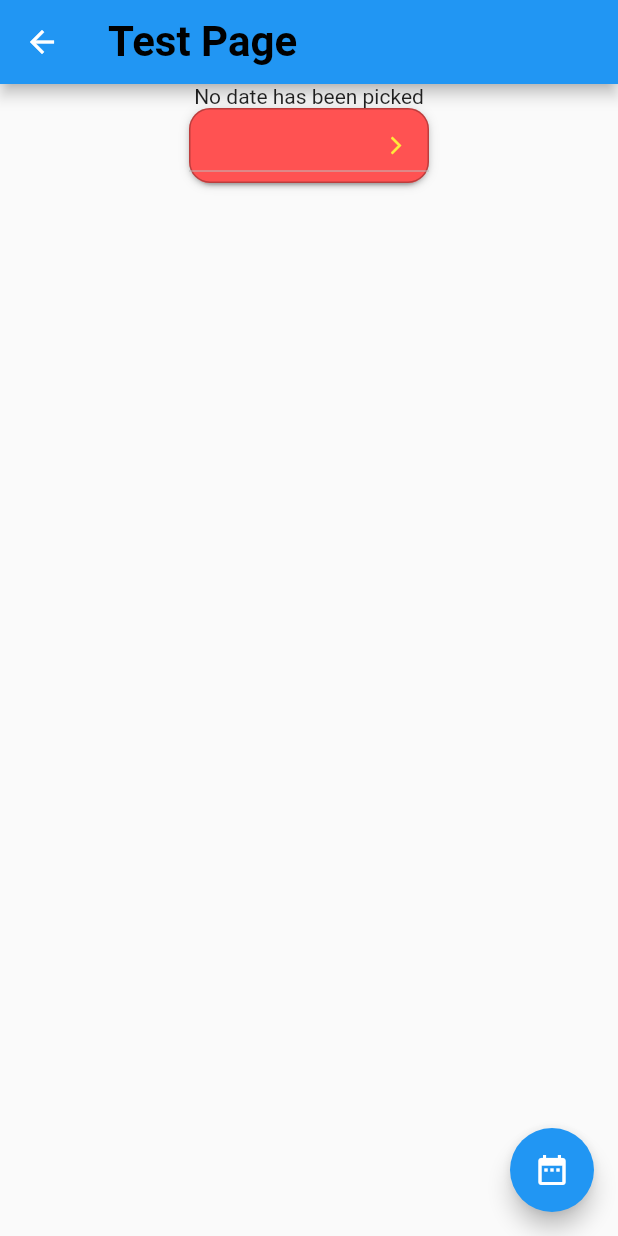
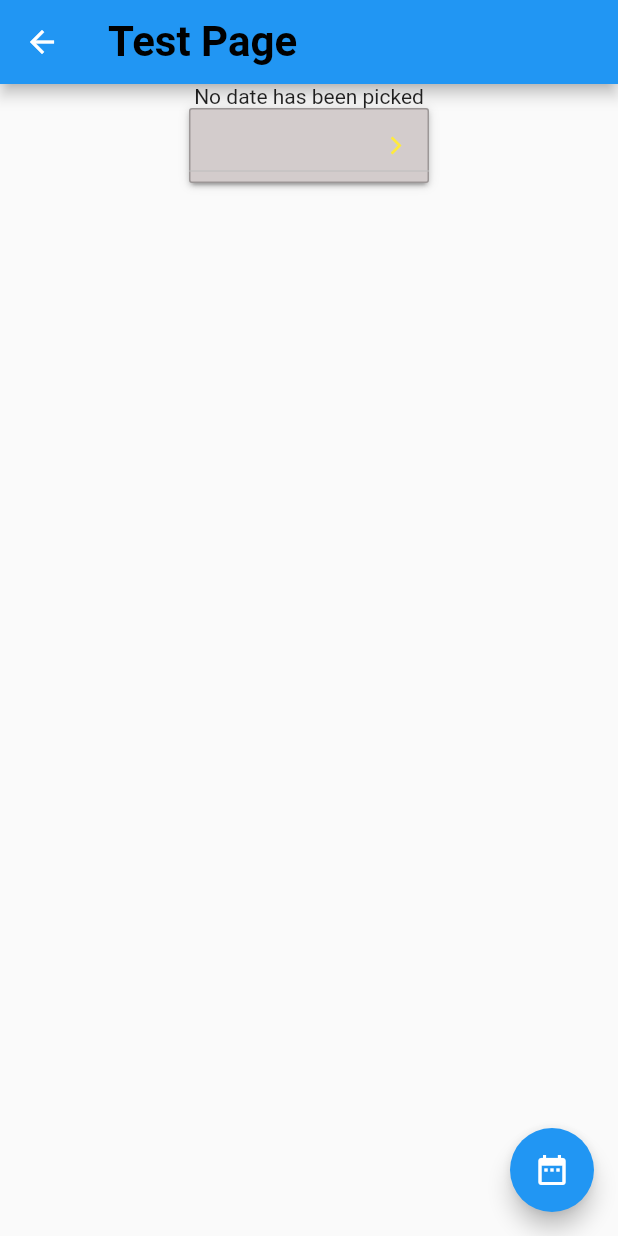
Before and after one commit to emilio-kariuki/data_collection, a Flutter app: the Test screen opened directly with empty values, on a phone screen of 412 x 824 dp. Run offline on Flutter 3.47's test engine with Material 2 defaults, Android fonts, the light colour scheme and no system bars; drawn by our look-alikes of dropdown_button2; our stand-ins replace flutter_svg, google_fonts, image_picker.

Commit message:
February 9, 2022 5:08 PM

```diff
--- a/lib/test.dart
+++ b/lib/test.dart
@@ -1,4 +1,4 @@
-// ignore_for_file: unused_local_variable
+// ignore_for_file: unused_local_variable, prefer_const_constructors
 
 import 'package:data_collection/set_pic.dart';
 import 'package:dropdown_button2/dropdown_button2.dart';
@@ -78,11 +78,11 @@ class _TestState extends State<Test> {
                 .toList(),
                 buttonPadding: const EdgeInsets.only(left: 14, right: 14),
             buttonDecoration: BoxDecoration(
-              borderRadius: BorderRadius.circular(14),
+              borderRadius: BorderRadius.circular(2),
               border: Border.all(
                 color: Colors.black26,
               ),
-              color: Colors.redAccent,
+              color: Color.fromARGB(255, 211, 204, 204),
             ),
             buttonElevation: 2,
             itemHeight: 40,
@@ -91,8 +91,7 @@ class _TestState extends State<Test> {
             dropdownWidth: 200,
             dropdownPadding: null,
             dropdownDecoration: BoxDecoration(
-              borderRadius: BorderRadius.circular(14),
-              color: Colors.redAccent,
+              color: Color.fromARGB(255, 85, 82, 82),
             ),
             dropdownElevation: 8,
             scrollbarRadius: const Radius.circular(40),
```
